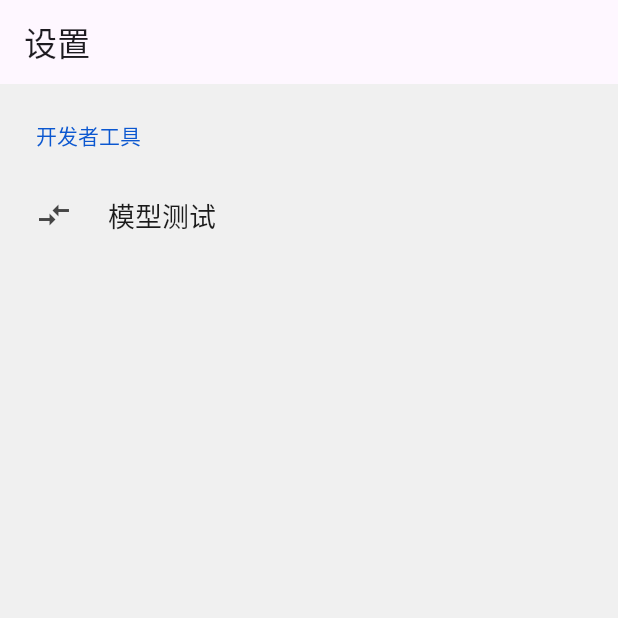
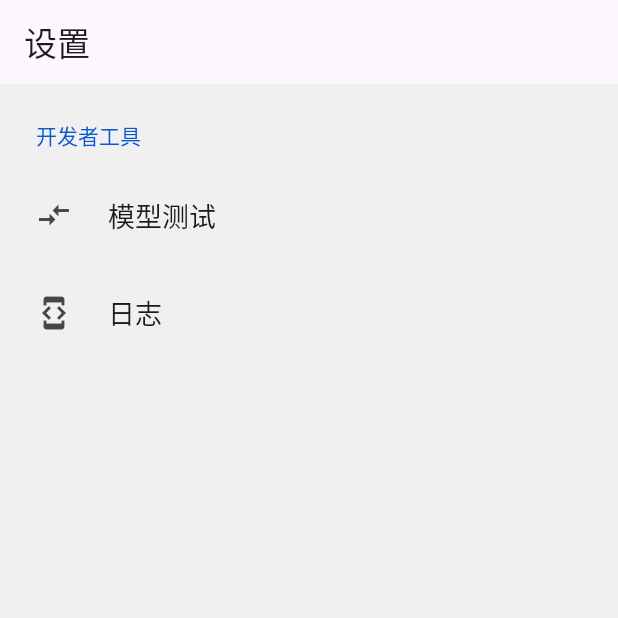
Before and after one commit to CCXXXI/ecg_monitor, a Flutter app: the SettingsView screen opened by its route, on a phone screen of 412 x 824 dp, the top half of it. Run offline on Flutter 3.47's test engine with Material 2 defaults, Android fonts, the phone set to English and light mode, and no system bars; drawn by our look-alikes of settings_ui; our stand-ins replace flutter_riverpod, go_router, riverpod_annotation; missing offline and left inert: dart:ffi, logger_flutter_plus; generated files the repository leaves out were written again; statements that could not run were skipped; project files that could hold a hidden picture were left out.

Commit message:
feat: log

```diff
--- a/lib/mine/settings.dart
+++ b/lib/mine/settings.dart
@@ -25,6 +25,11 @@ class SettingsView extends StatelessWidget {
                   modelTest();
                 },
               ),
+              SettingsTile.navigation(
+                leading: const Icon(Icons.developer_mode),
+                title: const Text(Strings.log),
+                onPressed: (context) => context.push("/log"),
+              ),
             ],
           )
         ],
--- a/lib/utils/constants.dart
+++ b/lib/utils/constants.dart
@@ -7,4 +7,5 @@ class Strings {
   static const String settings = "设置";
   static const String devTools = "开发者工具";
   static const String modelTest = "模型测试";
+  static const String log = "日志";
 }
```
